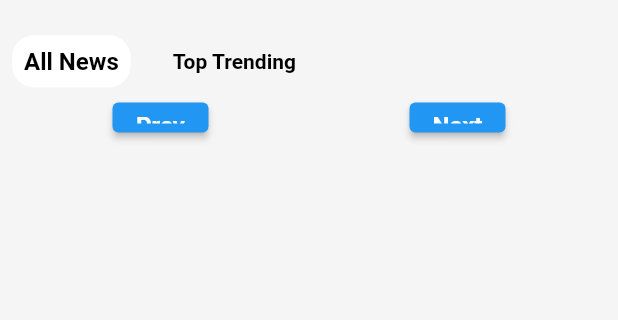
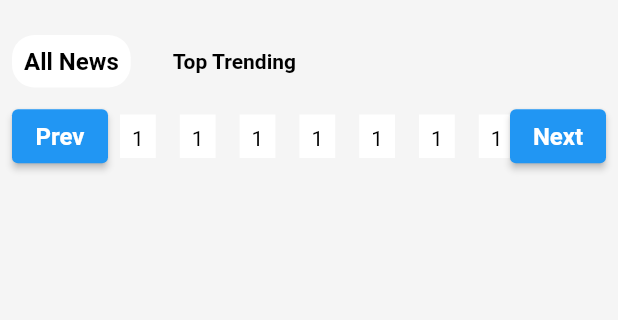
Before and after one commit to Muhammed-Lagha/Marasi_News_App, a Flutter app: the screen it shows after launch, on a phone screen of 412 x 824 dp, the part 61-381 px from its top. Run offline on Flutter 3.47's test engine with Material 2 defaults, Android fonts, the phone set to English and light mode, and no system bars; our stand-ins replace flutter_iconly, google_fonts, shared_preferences.

Commit message:
add a number buttons to the pagination .

```diff
--- a/lib/screens/home_screen.dart
+++ b/lib/screens/home_screen.dart
@@ -1,4 +1,5 @@
 import 'package:flutter/material.dart';
+import 'package:flutter/rendering.dart';
 import 'package:flutter_iconly/flutter_iconly.dart' show IconlyLight;
 import 'package:google_fonts/google_fonts.dart';
 import 'package:marasi_news_app/consts/vars.dart';
@@ -59,7 +60,7 @@ class _HomeScreenState extends State<HomeScreen> {
                       });
                     },
                     fontSize: newsType == NewsType.allNews ? 16 : 14,),
-                SizedBox(width: 20,),
+                const SizedBox(width: 20,),
                 TabsWidget(
                   text: 'Top Trending',
                   color: newsType == NewsType.topTrending? Theme.of(context).cardColor
@@ -79,12 +80,34 @@ class _HomeScreenState extends State<HomeScreen> {
               const VerticalSpacing(10),
               newsType == NewsType.topTrending?Container()
               : SizedBox(
-                height: 20,
+                height: 45,
                 child: Row(
                   mainAxisAlignment: MainAxisAlignment.spaceAround,
                   children: [
                     paginationButton(function: (){},text: 'Prev'),
-                    paginationButton(function: (){},text: 'Next')
+                    Flexible(
+                      flex: 2,
+                      child: ListView.builder(
+                        scrollDirection: Axis.horizontal,
+                        itemBuilder: (context, index) {
+                        return Padding(
+                          padding: const EdgeInsets.all(8.0),
+                          child: InkWell(
+                            onTap: () {},
+                            child: Container(
+                              color: Theme.of(context).cardColor,
+                              child: const Center(
+                                  child: Padding(
+                                    padding: EdgeInsets.all(8.0),
+                                    child: Text('1'),
+                                  )),
+                            ),
+                          ),
+                        );
+
+                      },),
+                    ),
+                    paginationButton(function: (){},text: 'Next'),
                   ],
                 ),
               ),
```
